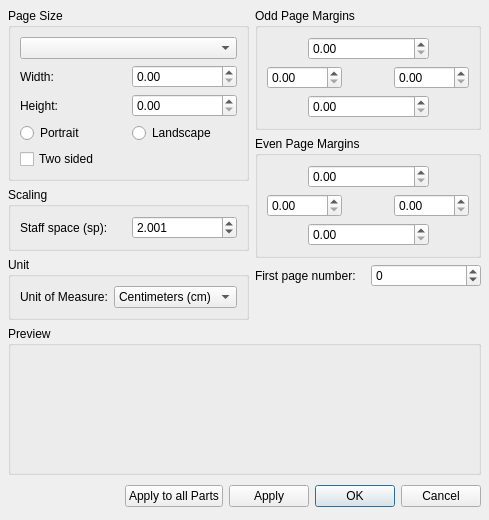
This is mscore/pagesettings.ui in sidewayss/MuseScore as Qt 5 draws it before an edit. The edited form follows.
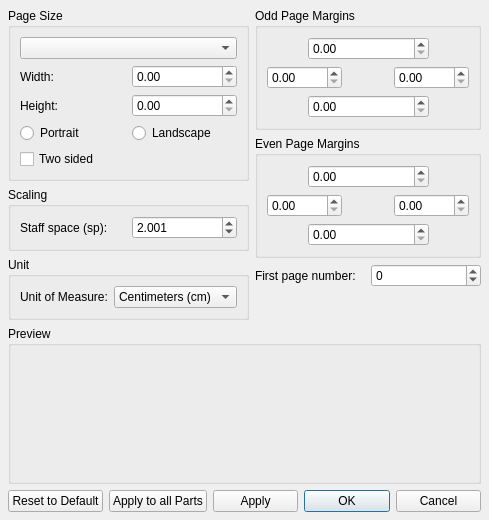
This is the edited form.

What changed in the file:
```diff
--- a/mscore/pagesettings.ui
+++ b/mscore/pagesettings.ui
@@ -262,17 +262,11 @@
       <number>0</number>
      </property>
      <item>
-      <spacer>
-       <property name="orientation">
-        <enum>Qt::Horizontal</enum>
+      <widget class="QPushButton" name="pushButton">
+       <property name="text">
+        <string>Reset to Default</string>
        </property>
-       <property name="sizeHint" stdset="0">
-        <size>
-         <width>131</width>
-         <height>31</height>
-        </size>
-       </property>
-      </spacer>
+      </widget>
      </item>
      <item>
       <widget class="QPushButton" name="buttonApplyToAllParts">
```
